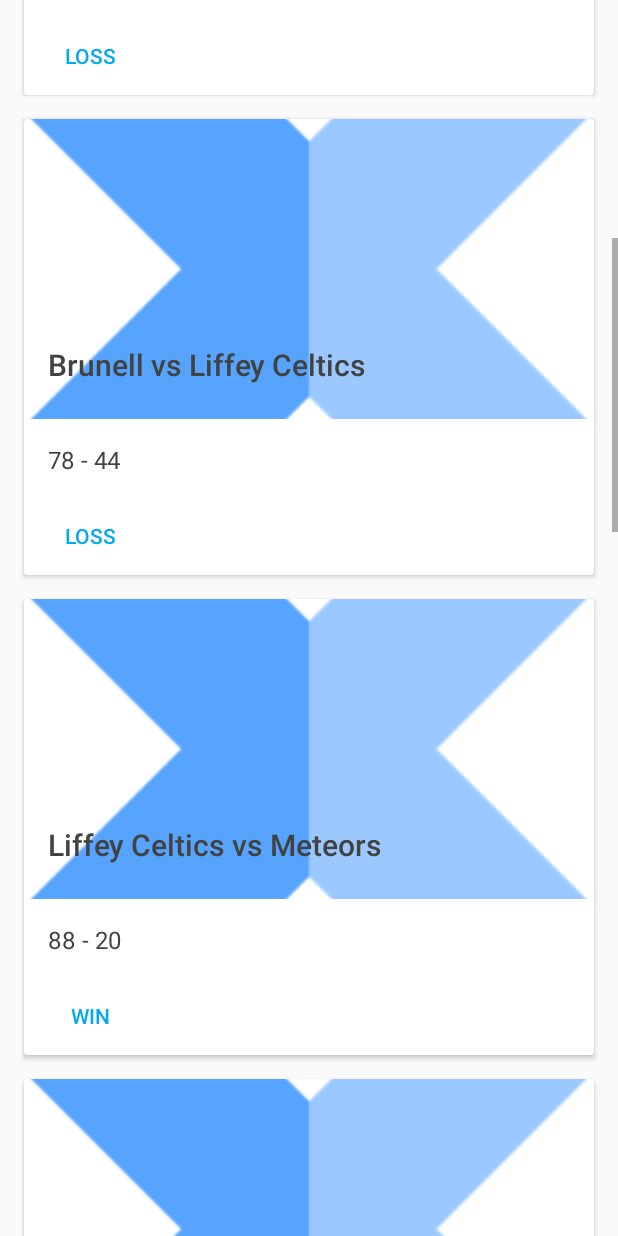
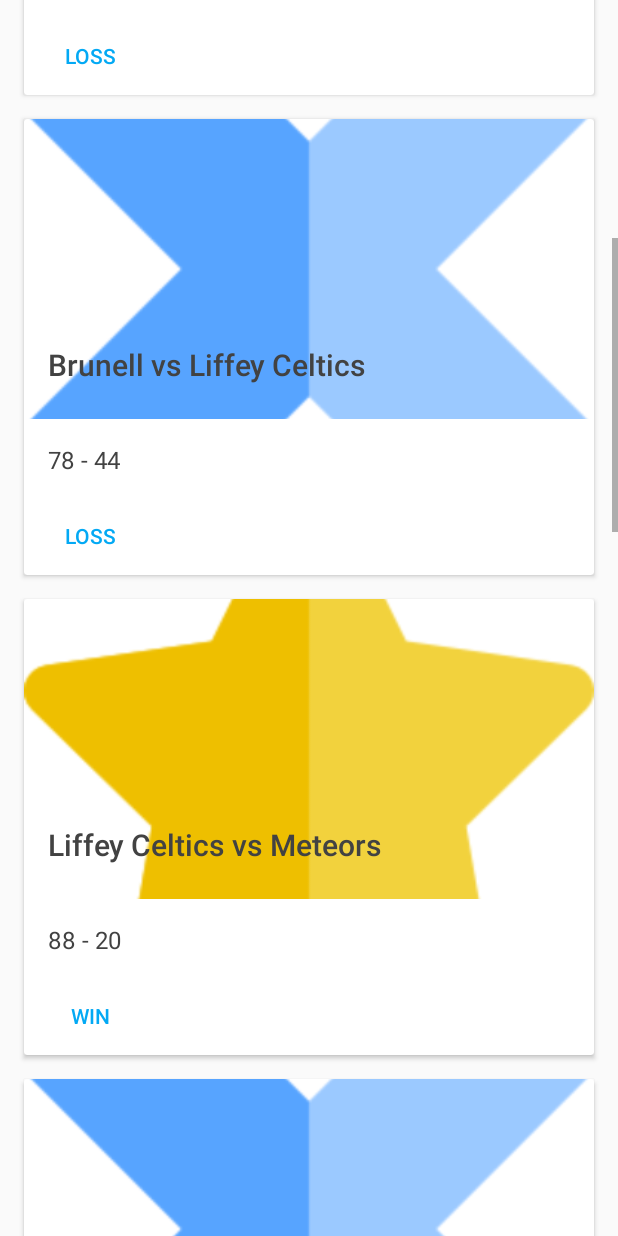
Before and after one commit to storm1996/My-Final-Year-Project, an Android app: the fragment ResultsContentFragment shown on its own in the app's theme, scrolled down 576 dp, on a phone screen of 412 x 824 dp. Run offline under Robolectric (Android 15) with nearby library versions, the phone set to English and light mode, and no system bars.

Commit message:
Fixed Broken Cards if statement

```diff
--- a/FYP/app/src/main/java/com/example/alann/fyp/ResultsContentFragment.java
+++ b/FYP/app/src/main/java/com/example/alann/fyp/ResultsContentFragment.java
@@ -77,18 +77,19 @@
             mResults = resources.getStringArray(R.array.results);
             mWin_or_Lose = resources.getStringArray(R.array.win_or_lose);
             TypedArray a = resources.obtainTypedArray(R.array.pics);
-            mResultPic = new Drawable[a.length()];
+            //mResultPic = new Drawable[a.length()];
+            mResultPic = new Drawable[mFixtures.length];
 
-            //for (int i = 0; i < mResultPic.length; i++)
-            //{
+        //for (int i = 0; i < mResultPic.length; i++)
+        // {
             int win = 0;
             int lose = 1;
-            for (int j = 0; j < mResultPic.length; j++) {
+            for (int j = 0; j < mWin_or_Lose.length; j++) {
+                if (mWin_or_Lose[j].equals("Win")) {
+                    mResultPic[j] = resources.getDrawable(R.drawable.star);
+                }
                 if (mWin_or_Lose[j].equals("Loss")) {
-                    mResultPic[j] = a.getDrawable(lose);
-                }
-                if (mWin_or_Lose[j].equals("Win")) {
-                    mResultPic[j] = a.getDrawable(win);
+                    mResultPic[j] = resources.getDrawable(R.drawable.unchecked);
                 }
             }
         //}
```
